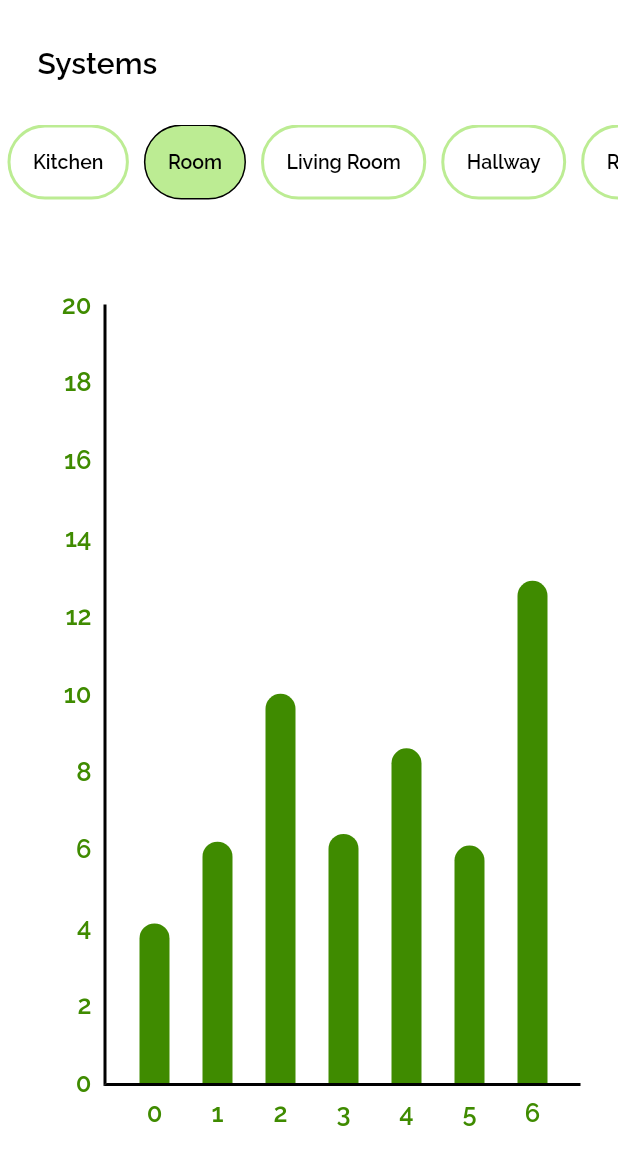
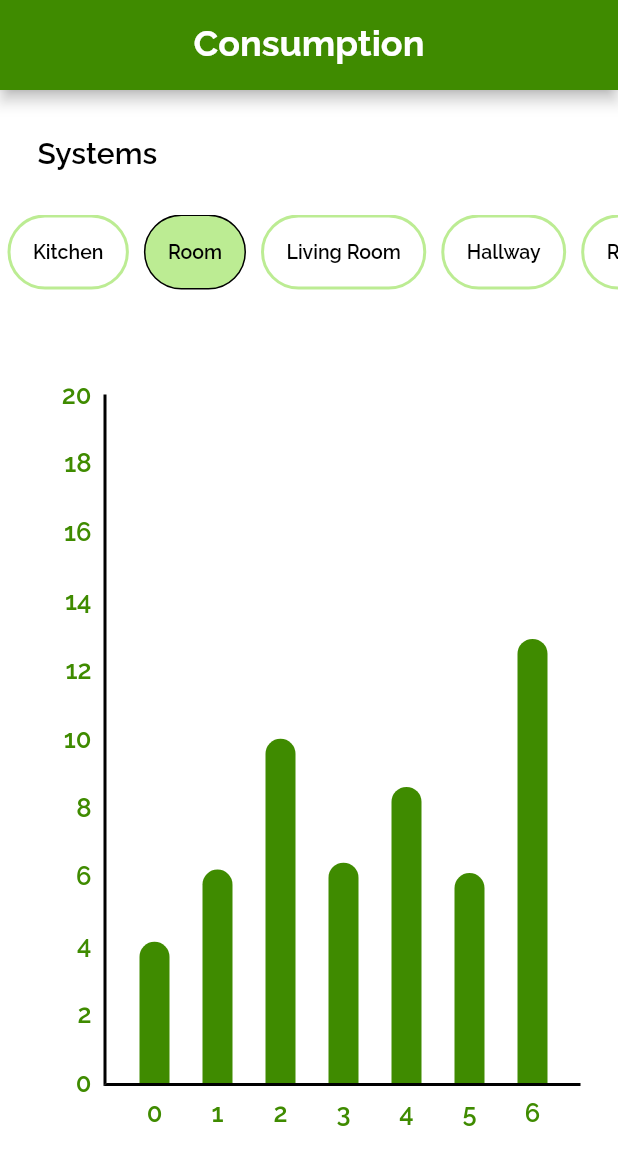
Before and after one commit to MohammadAlAgha/luminexa, a Flutter app: the ConsumptionPage screen opened by its route, on a phone screen of 412 x 824 dp. Shown: the top 1165 px of the screen. Run offline on Flutter 3.47's test engine with Material 2 defaults, Android fonts, the phone set to English and light mode, and no system bars; drawn by our look-alikes of fl_chart; our stand-ins replace dio, flutter_svg, google_nav_bar.

Commit message:
Frontend: Refactored the consumption page design

```diff
--- a/luminexa_mobile/lib/main.dart
+++ b/luminexa_mobile/lib/main.dart
@@ -111,7 +111,7 @@ class _MyAppState extends State<MyApp> {
             headlineSmall: TextStyle(fontSize: 11, fontFamily: "RalewayBold"),
           )),
       debugShowCheckedModeBanner: false,
-      home: SystemPage(),
+      home: ConsumptionPage(),
       // initialRoute: RouteManager.login,
       onGenerateRoute: RouteManager.generateRoute,
     );
--- a/luminexa_mobile/lib/screens/consumptionPage.dart
+++ b/luminexa_mobile/lib/screens/consumptionPage.dart
@@ -1,4 +1,5 @@
 import 'package:flutter/material.dart';
+import 'package:luminexa_mobile/widgets/appBarWidget/appBarWidget.dart';
 import 'package:luminexa_mobile/widgets/barChart/consumptionGraph.dart';
 import 'package:luminexa_mobile/widgets/buttonWidget/systemButton.dart';
 import 'package:luminexa_mobile/widgets/titleWidget/titleWidget.dart';
@@ -64,6 +65,7 @@ class _ConsumptionPageState extends State<ConsumptionPage> {
   @override
   Widget build(BuildContext context) {
     return Scaffold(
+      appBar: appBar(title: "Consumption"),
       body: SafeArea(
           child: Column(
         children: [
```
